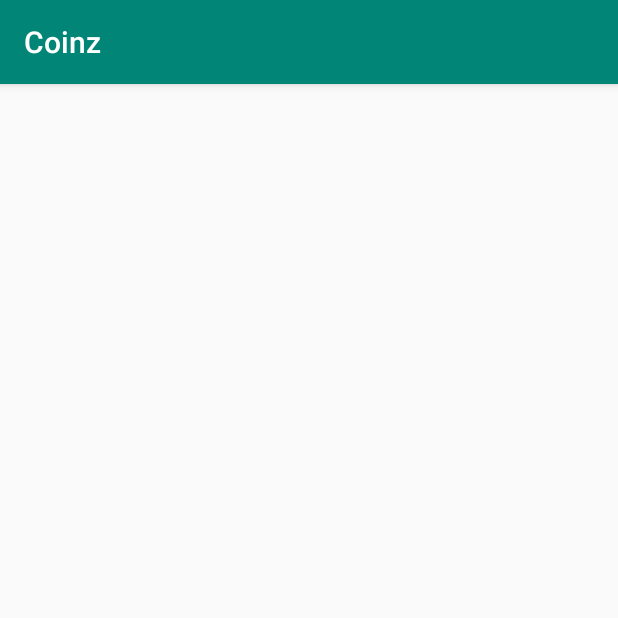
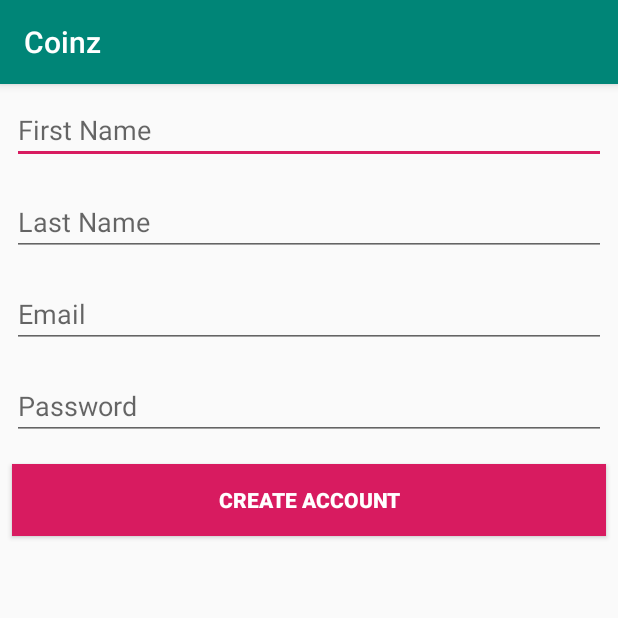
Before and after one commit to CjSong97/Coinz, an Android app: the SignUp screen opened directly, with no data from a screen before it, on a phone screen of 412 x 824 dp, the top half of it. Run offline under Robolectric (Android 15) with nearby library versions, the phone set to English and light mode, and no system bars; our stand-ins replace Firebase (no records; nobody signed in at launch, a user with empty details on screens opened directly).

Commit message:
Added classes for sign up and logging in users with firebase. Firebase dependancies should be sorted out now. Added download classes for use with the json maps later on. Still need to  be fully implemented in main activity. Next step will be to download and test the json maps and also parse the json maps.

```diff
--- a/app/build.gradle
+++ b/app/build.gradle
@@ -37,6 +37,8 @@ dependencies {
     implementation 'com.mapbox.mapboxsdk:mapbox-android-plugin-locationlayer:0.5.0'
 
     //Firebase Auth
-    implementation 'com.google.firebase:firebase-auth:16.0.4'
-    implementation 'com.google.firebase:firebase-core:16.0.4'
+    implementation 'com.google.firebase:firebase-auth:16.0.5'
+    implementation 'com.google.firebase:firebase-core:16.0.5'
+    implementation 'com.google.firebase:firebase-database:16.0.5'
 }
+apply plugin: 'com.google.gms.google-services'
--- a/app/src/main/AndroidManifest.xml
+++ b/app/src/main/AndroidManifest.xml
@@ -3,6 +3,9 @@
     package="com.example.beejceej.coinz">
 
     <uses-permission android:name="android.permission.ACCESS_FINE_LOCATION" />
+    <uses-permission android:name="android.permission.INTERNET"/>
+    <uses-permission android:name="android.permission.ACCESS_NETWORK_STATE"/>
+
 
     <application
         android:allowBackup="true"
@@ -19,6 +22,8 @@
             </intent-filter>
         </activity>
         <activity android:name=".SignUp"></activity>
+        <activity android:name=".Login"></activity>
+        <activity android:name=".ForgotPasswordActivity"></activity>
     </application>
 
 </manifest>
--- a/app/src/main/java/com/example/beejceej/coinz/MainActivity.kt
+++ b/app/src/main/java/com/example/beejceej/coinz/MainActivity.kt
@@ -18,7 +18,7 @@ import com.mapbox.mapboxsdk.maps.MapView
 import com.mapbox.mapboxsdk.maps.MapboxMap
 import com.mapbox.mapboxsdk.plugins.locationlayer.LocationLayerPlugin
 
-class MainActivity() : AppCompatActivity(), PermissionsListener, LocationEngineListener {
+class MainActivity : AppCompatActivity(), PermissionsListener, LocationEngineListener {
 
 
     private lateinit var mapView: MapView
@@ -69,7 +69,7 @@ class MainActivity() : AppCompatActivity(), PermissionsListener, LocationEngineL
         }
     }
 
-    //showing warnings even though its the right code
+    //showing warnings even though its the right constant
     @SuppressWarnings("MissingPermission")
     private fun initializeLocationLayer() {
         locationLayerPlugin = LocationLayerPlugin(mapView, map, locationEngine)
--- a/app/src/main/java/com/example/beejceej/coinz/SignUp.kt
+++ b/app/src/main/java/com/example/beejceej/coinz/SignUp.kt
@@ -1,12 +1,123 @@
 package com.example.beejceej.coinz
 
+import android.content.Intent
 import android.support.v7.app.AppCompatActivity
 import android.os.Bundle
+import android.text.TextUtils
+import android.util.Log
+import android.view.View
+import android.widget.Button
+import android.widget.EditText
+import android.widget.ProgressBar
+import android.widget.Toast
+import com.google.firebase.auth.FirebaseAuth
+import com.google.firebase.database.DatabaseReference
+import com.google.firebase.database.FirebaseDatabase
 
 class SignUp : AppCompatActivity() {
+
+    //UI elements
+    private var etFirstName: EditText? = null
+    private var etLastName: EditText? = null
+    private var etEmail: EditText? = null
+    private var etPassword: EditText? = null
+    private var btnCreateAccount: Button? = null
+    private var mProgressBar: ProgressBar? = null
+
+    //Firebase references
+    private var mDatabaseReference: DatabaseReference? = null
+    private var mDatabase: FirebaseDatabase? = null
+    private var mAuth: FirebaseAuth? = null
+
+    private val TAG = "SignUpActivity"
+    //global variables
+    private var firstName: String? = null
+    private var lastName: String? = null
+    private var email: String? = null
+    private var password: String? = null
 
     override fun onCreate(savedInstanceState: Bundle?) {
         super.onCreate(savedInstanceState)
         setContentView(R.layout.activity_sign_up)
+        initialise()
+    }
+
+    private fun initialise() {
+        etFirstName = findViewById<View>(R.id.et_first_name) as EditText
+        etLastName = findViewById<View>(R.id.et_last_name) as EditText
+        etEmail = findViewById<View>(R.id.et_email) as EditText
+        etPassword = findViewById<View>(R.id.et_password) as EditText
+        btnCreateAccount = findViewById<View>(R.id.btn_register) as Button
+        mProgressBar = ProgressBar(this)
+        mDatabase = FirebaseDatabase.getInstance()
+        mDatabaseReference = mDatabase!!.reference!!.child("Users")
+        mAuth = FirebaseAuth.getInstance()
+        btnCreateAccount!!.setOnClickListener { createNewAccount() }
+    }
+
+    private fun createNewAccount() {
+        firstName = etFirstName?.text.toString()
+        lastName = etLastName?.text.toString()
+        email = etEmail?.text.toString()
+        password = etPassword?.text.toString()
+
+        if (!TextUtils.isEmpty(firstName) && !TextUtils.isEmpty(lastName)
+                && !TextUtils.isEmpty(email) && !TextUtils.isEmpty(password)) {
+
+
+        } else {
+            Toast.makeText(this, "Enter all details", Toast.LENGTH_SHORT).show()
+        }
+
+
+        mProgressBar!!.progress
+
+        mAuth!!
+                .createUserWithEmailAndPassword(email!!, password!!)
+                .addOnCompleteListener(this) { task ->
+                    mProgressBar!!.setVisibility(View.INVISIBLE)
+                    if (task.isSuccessful) {
+                        // Sign in success, update UI with the signed-in user's information
+                        Log.d(TAG, "createUserWithEmail:success")
+                        val userId = mAuth!!.currentUser!!.uid
+                        //Verify Email
+                        verifyEmail()
+                        //update user profile information
+                        val currentUserDb = mDatabaseReference!!.child(userId)
+                        currentUserDb.child("firstName").setValue(firstName)
+                        currentUserDb.child("lastName").setValue(lastName)
+
+                        updateUserInfoAndUI()
+                    } else {
+                        // If sign in fails, display a message to the user.
+                        Log.w(TAG, "createUserWithEmail:failure", task.exception)
+                        Toast.makeText(this@SignUp, "Authentication failed.",
+                                Toast.LENGTH_SHORT).show()
+                    }
+                }
+    }
+
+    private fun updateUserInfoAndUI() {
+        //start next activity
+        val intent = Intent (this@SignUp, MainActivity::class.java)
+        intent.addFlags(Intent.FLAG_ACTIVITY_CLEAR_TOP)
+        startActivity(intent)
+    }
+
+    private fun verifyEmail() {
+        val mUser = mAuth!!.currentUser;
+        mUser!!.sendEmailVerification()
+                .addOnCompleteListener(this) { task ->
+                    if (task.isSuccessful) {
+                        Toast.makeText(this@SignUp,
+                                "Verification email sent to " + mUser.getEmail(),
+                                Toast.LENGTH_SHORT).show()
+                    } else {
+                        Log.e(TAG, "sendEmailVerification", task.exception)
+                        Toast.makeText(this@SignUp,
+                                "Failed to send verification email.",
+                                Toast.LENGTH_SHORT).show()
+                    }
+                }
     }
 }
--- a/app/src/main/res/layout/activity_sign_up.xml
+++ b/app/src/main/res/layout/activity_sign_up.xml
@@ -5,5 +5,45 @@
     android:layout_width="match_parent"
     android:layout_height="match_parent"
     tools:context=".SignUp">
+    <!--might both need to be match parent -->
+<RelativeLayout
+    android:layout_width="match_parent"
+    android:layout_height="wrap_content">
+    <EditText
+        android:id="@+id/et_first_name"
+        style="@style/viewCustom"
+        android:ems="10"
+        android:hint="@string/first_name"
+        android:inputType="textPersonName" />
+    <EditText
+        android:id="@+id/et_last_name"
+        style="@style/viewCustom"
+        android:layout_below="@id/et_first_name"
+        android:ems="10"
+        android:hint="@string/last_name"
+        android:inputType="textPersonName" />
+    <EditText
+        android:id="@+id/et_email"
+        style="@style/viewCustom"
+        android:ems="10"
+        android:layout_below="@id/et_last_name"
+        android:hint="@string/email"
+        android:inputType="textEmailAddress" />
+    <EditText
+        android:id="@+id/et_password"
+        style="@style/viewCustom"
+        android:layout_below="@id/et_email"
+        android:ems="10"
+        android:hint="@string/password"
+        android:inputType="textPassword" />
+    <Button
+        android:id="@+id/btn_register"
+        style="@style/viewCustom"
+        android:layout_below="@id/et_password"
+        android:background="@color/colorAccent"
+        android:text="@string/create_act"
+        android:textColor="@android:color/white"
+        android:textStyle="bold" />
+    </RelativeLayout>
 
 </android.support.constraint.ConstraintLayout>
--- a/app/src/main/res/values/strings.xml
+++ b/app/src/main/res/values/strings.xml
@@ -2,4 +2,10 @@
     <string name="app_name">Coinz</string>
     <string name="access_token">pk.eyJ1IjoiY2pzb25nIiwiYSI6ImNqbjF1eGRmOTBuemUzcHBjY3l4cG5ia28ifQ.GM-cj05b4W1_cNAohuN3Bw</string>
 
+    <string name="email">Email</string>
+    <string name="password">Password</string>
+    <string name="first_name">First Name</string>
+    <string name="last_name">Last Name</string>
+    <string name="login_title">Login</string>
+    <string name="create_act">Create Account</string>
 </resources>
--- a/app/src/main/res/values/styles.xml
+++ b/app/src/main/res/values/styles.xml
@@ -8,4 +8,9 @@
         <item name="colorAccent">@color/colorAccent</item>
     </style>
 
+    <style name="viewCustom">
+        <item name="android:layout_width">match_parent</item>
+        <item name="android:layout_height">wrap_content</item>
+        <item name="android:layout_margin">8dp</item>
+    </style>
 </resources>
--- /dev/null
+++ b/settings.gradle
@@ -0,0 +1 @@
+include ':app'
```
Also changed, not shown: app/src/main/java/com/example/beejceej/coinz/DownloadCompleteListener.kt (added, +12 -0 lines), app/src/main/java/com/example/beejceej/coinz/DownloadFileTask.kt (added, +42 -0 lines), app/src/main/java/com/example/beejceej/coinz/ForgotPasswordActivity.kt (added, +58 -0 lines), app/src/main/java/com/example/beejceej/coinz/Login.kt (added, +80 -0 lines), app/src/main/res/layout/activity_forgot_password.xml (added, +25 -0 lines), app/src/main/res/layout/activity_login.xml (added, +47 -0 lines), build.gradle (added, +29 -0 lines), gradle.properties (added, +13 -0 lines), gradle/wrapper/gradle-wrapper.properties (added), 4 other files.
